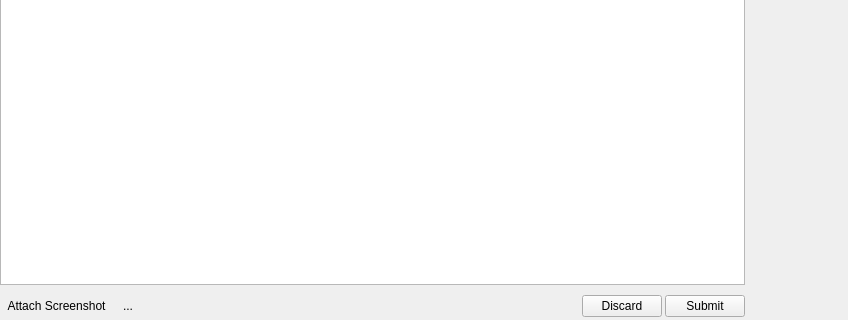
Above: python/note_input_widget/resources/note_input_widget.ui from shotgunsoftware/tk-framework-qtwidgets before the change; both pictures show x 0 to 848 and y 182 to 502 of the 848 by 502 pixel window. Below: the same form after it.
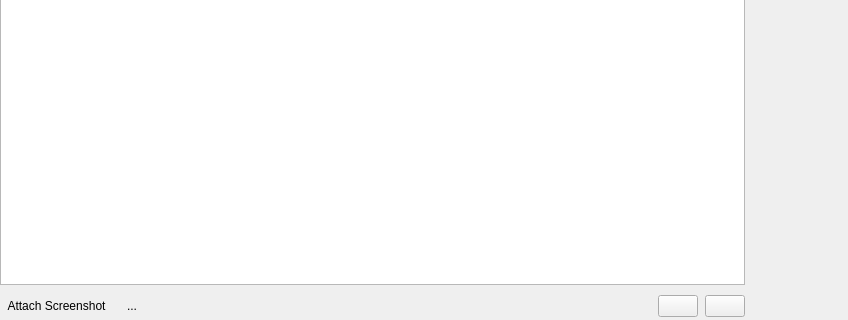
That is the form after the change. The open tabs and pages were chosen to show the change. Icons and pictures are not drawn. Custom widgets are drawn as their Qt base class.

Commit message: Style the note widget.

```diff
--- a/python/note_input_widget/resources/note_input_widget.ui
+++ b/python/note_input_widget/resources/note_input_widget.ui
@@ -77,7 +77,7 @@
            <item>
             <layout class="QHBoxLayout" name="horizontalLayout_5">
              <property name="spacing">
-              <number>3</number>
+              <number>7</number>
              </property>
              <property name="topMargin">
               <number>3</number>
@@ -147,14 +147,14 @@
                 <string/>
                </property>
                <property name="text">
-                <string>Discard</string>
+                <string/>
                </property>
               </widget>
              </item>
              <item>
               <widget class="QPushButton" name="submit">
                <property name="sizePolicy">
-                <sizepolicy hsizetype="Maximum" vsizetype="Fixed">
+                <sizepolicy hsizetype="Preferred" vsizetype="Fixed">
                  <horstretch>0</horstretch>
                  <verstretch>0</verstretch>
                 </sizepolicy>
@@ -163,7 +163,7 @@
                 <string>Create a new note</string>
                </property>
                <property name="text">
-                <string>Submit</string>
+                <string/>
                </property>
                <property name="iconSize">
                 <size>
@@ -444,6 +444,16 @@
    <extends>QTextEdit</extends>
    <header>..note_editor</header>
   </customwidget>
+  <customwidget>
+   <class>SGSubmitPushButton</class>
+   <extends>QPushButton</extends>
+   <header>..sg_qwidgets</header>
+  </customwidget>
+  <customwidget>
+   <class>SGCancelPushButton</class>
+   <extends>QPushButton</extends>
+   <header>..sg_qwidgets</header>
+  </customwidget>
  </customwidgets>
  <resources>
   <include location="resources.qrc"/>
```
Left out of the diff: 16 changed lines with no effect on the pictures. The commit also changes 1 other file.
